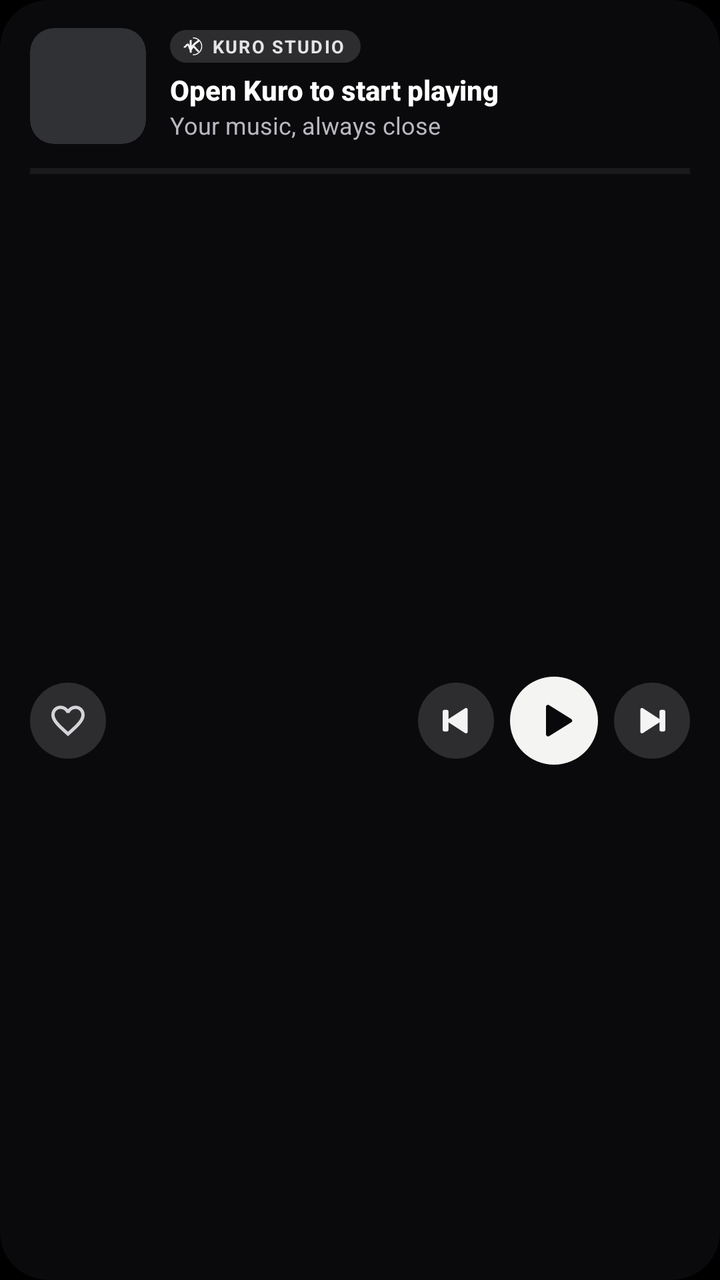
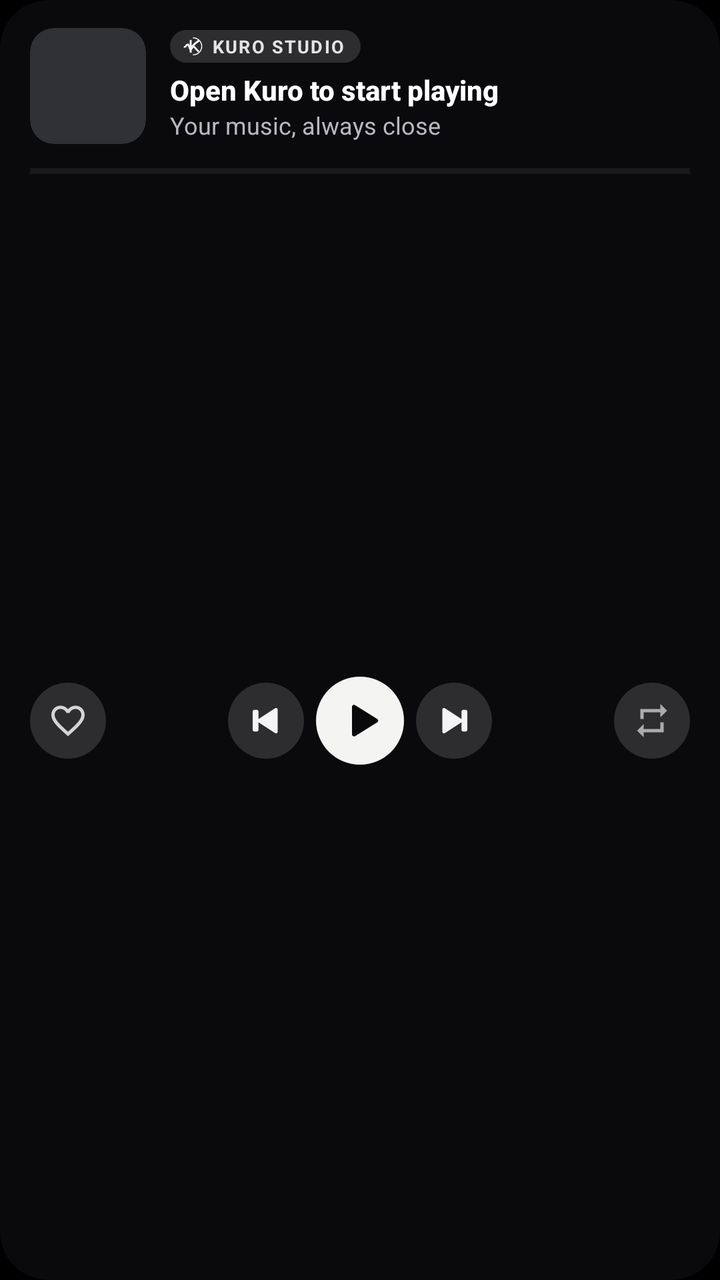

Screens rendered from an Android XML layout before and after an edit, with the pre-edit source and the edit as a unified diff.
<!-- AndroidManifest.xml: application theme Theme.Kuro -->
<!-- res/layout/widget_kuro_square.xml -->
<FrameLayout xmlns:android="http://schemas.android.com/apk/res/android"
    xmlns:tools="http://schemas.android.com/tools"
    android:id="@+id/widget_root"
    android:layout_width="match_parent"
    android:layout_height="match_parent"
    android:background="@drawable/widget_background"
    android:clipToOutline="true"
    tools:targetApi="s">

    <ImageView
        android:id="@+id/widget_bg_art"
        android:layout_width="match_parent"
        android:layout_height="match_parent"
        android:importantForAccessibility="no"
        android:scaleType="fitXY" />

    <LinearLayout
        android:layout_width="match_parent"
        android:layout_height="match_parent"
        android:orientation="vertical"
        android:paddingStart="15dp"
        android:paddingTop="14dp"
        android:paddingEnd="15dp"
        android:paddingBottom="14dp">

        <LinearLayout
            android:layout_width="match_parent"
            android:layout_height="wrap_content"
            android:gravity="center_vertical"
            android:orientation="horizontal">

            <ImageView
                android:id="@+id/widget_art"
                android:layout_width="58dp"
                android:layout_height="58dp"
                android:background="@drawable/widget_art_background"
                android:clipToOutline="true"
                android:contentDescription="@string/widget_artwork_desc"
                android:scaleType="centerCrop"
                tools:targetApi="s" />

            <LinearLayout
                android:layout_width="0dp"
                android:layout_height="wrap_content"
                android:layout_marginStart="12dp"
                android:layout_weight="1"
                android:orientation="vertical">

                <LinearLayout
                    android:layout_width="wrap_content"
                    android:layout_height="wrap_content"
                    android:background="@drawable/widget_chip_background"
                    android:gravity="center_vertical"
                    android:orientation="horizontal"
                    android:paddingStart="6dp"
                    android:paddingTop="2dp"
                    android:paddingEnd="8dp"
                    android:paddingBottom="2dp">

                    <ImageView
                        android:layout_width="11dp"
                        android:layout_height="11dp"
                        android:importantForAccessibility="no"
                        android:scaleType="fitCenter"
                        android:src="@drawable/ic_notification"
                        android:tint="#F4F4F5" />

                    <TextView
                        android:layout_width="wrap_content"
                        android:layout_height="wrap_content"
                        android:layout_marginStart="4dp"
                        android:letterSpacing="0.08"
                        android:text="KURO STUDIO"
                        android:textColor="#E4E4E7"
                        android:textSize="9sp"
                        android:textStyle="bold" />
                </LinearLayout>

                <TextView
                    android:id="@+id/widget_title"
                    android:layout_width="match_parent"
                    android:layout_height="wrap_content"
                    android:layout_marginTop="4dp"
                    android:ellipsize="end"
                    android:fontFamily="sans-serif-medium"
                    android:maxLines="1"
                    android:text="@string/widget_placeholder_title"
                    android:textColor="#FFFFFF"
                    android:textSize="14sp"
                    android:textStyle="bold" />

                <TextView
                    android:id="@+id/widget_artist"
                    android:layout_width="match_parent"
                    android:layout_height="wrap_content"
                    android:ellipsize="end"
                    android:maxLines="1"
                    android:text="@string/widget_placeholder_artist"
                    android:textColor="#B8B8C0"
                    android:textSize="12sp" />
            </LinearLayout>
        </LinearLayout>

        <ProgressBar
            android:id="@+id/widget_progress"
            style="?android:attr/progressBarStyleHorizontal"
            android:layout_width="match_parent"
            android:layout_height="3dp"
            android:layout_marginTop="12dp"
            android:indeterminate="false"
            android:max="1000"
            android:progress="0"
            android:progressBackgroundTint="#38FFFFFF"
            android:progressTint="#FFFFFF" />

        <LinearLayout
            android:layout_width="match_parent"
            android:layout_height="0dp"
            android:layout_marginTop="8dp"
            android:layout_weight="1"
            android:gravity="center_vertical"
            android:orientation="horizontal">

            <ImageView
                android:id="@+id/widget_favorite"
                android:layout_width="38dp"
                android:layout_height="38dp"
                android:background="@drawable/widget_chip_background"
                android:contentDescription="@string/widget_favorite_desc"
                android:padding="9dp"
                android:scaleType="centerInside"
                android:src="@drawable/ic_widget_heart_outline" />

            <TextView
                android:layout_width="0dp"
                android:layout_height="1dp"
                android:layout_weight="1" />

            <ImageView
                android:id="@+id/widget_previous"
                android:layout_width="38dp"
                android:layout_height="38dp"
                android:background="@drawable/widget_chip_background"
                android:contentDescription="@string/widget_previous_desc"
                android:padding="9dp"
                android:scaleType="centerInside"
                android:src="@drawable/ic_kuro_rewind"
                android:tint="#F4F4F5" />

            <ImageView
                android:id="@+id/widget_play"
                android:layout_width="44dp"
                android:layout_height="44dp"
                android:layout_marginStart="8dp"
                android:layout_marginEnd="8dp"
                android:background="@drawable/widget_play_background"
                android:contentDescription="@string/widget_play_desc"
                android:padding="10dp"
                android:scaleType="centerInside"
                android:src="@drawable/ic_kuro_play"
                android:tint="#09090B" />

            <ImageView
                android:id="@+id/widget_next"
                android:layout_width="38dp"
                android:layout_height="38dp"
                android:background="@drawable/widget_chip_background"
                android:contentDescription="@string/widget_next_desc"
                android:padding="9dp"
                android:scaleType="centerInside"
                android:src="@drawable/ic_kuro_fast_forward"
                android:tint="#F4F4F5" />
        </LinearLayout>
    </LinearLayout>
</FrameLayout>
<!-- resources referenced by this layout -->
<resources>
  <!-- drawable ic_kuro_fast_forward (drawable) -->
  <vector xmlns:android="http://schemas.android.com/apk/res/android"
      android:width="24dp"
      android:height="24dp"
      android:viewportWidth="24"
      android:viewportHeight="24">
      
      <path
          android:fillColor="#FFFFFFFF"
          android:pathData="M5,5.37v13.26c0,0.77 0.84,1.25 1.5,0.85l10.2,-6.63c0.63,-0.41 0.63,-1.29 0,-1.7L6.5,4.52C5.84,4.12 5,4.6 5,5.37z"/>
      <path
          android:fillColor="#FFFFFFFF"
          android:pathData="M17.5,5.5h1.5c0.55,0 1,0.45 1,1v11c0,0.55 -0.45,1 -1,1h-1.5c-0.55,0 -1,-0.45 -1,-1v-11c0,-0.55 0.45,-1 1,-1z"/>
  </vector>
  <!-- drawable ic_kuro_play (drawable) -->
  <vector xmlns:android="http://schemas.android.com/apk/res/android"
      android:width="24dp"
      android:height="24dp"
      android:viewportWidth="24"
      android:viewportHeight="24">
      <path
          android:fillColor="#FFFFFFFF"
          android:pathData="M8,5.14v13.72c0,0.79 0.86,1.28 1.54,0.87l11.08,-6.86c0.67,-0.41 0.67,-1.33 0,-1.74L9.54,4.27C8.86,3.86 8,4.35 8,5.14z"/>
  </vector>
  <!-- drawable ic_kuro_rewind (drawable) -->
  <vector xmlns:android="http://schemas.android.com/apk/res/android"
      android:width="24dp"
      android:height="24dp"
      android:viewportWidth="24"
      android:viewportHeight="24">
      
      <path
          android:fillColor="#FFFFFFFF"
          android:pathData="M5,5.5h1.5c0.55,0 1,0.45 1,1v11c0,0.55 -0.45,1 -1,1H5c-0.55,0 -1,-0.45 -1,-1v-11c0,-0.55 0.45,-1 1,-1z"/>
      <path
          android:fillColor="#FFFFFFFF"
          android:pathData="M19,5.37v13.26c0,0.77 -0.84,1.25 -1.5,0.85l-10.2,-6.63c-0.63,-0.41 -0.63,-1.29 0,-1.7l10.2,-6.63c0.66,-0.4 1.5,0.08 1.5,0.85z"/>
  </vector>
  <!-- drawable widget_art_background (drawable) -->
  <shape xmlns:android="http://schemas.android.com/apk/res/android" android:shape="rectangle">
      <solid android:color="#303135" />
      <corners android:radius="12dp" />
  </shape>
  <!-- drawable widget_background (drawable) -->
  <shape xmlns:android="http://schemas.android.com/apk/res/android" android:shape="rectangle">
      <solid android:color="#F40B0B0E" />
      <corners android:radius="24dp" />
  </shape>
  <!-- drawable widget_chip_background (drawable) -->
  <shape xmlns:android="http://schemas.android.com/apk/res/android" android:shape="rectangle">
      <solid android:color="#24FFFFFF" />
      <corners android:radius="999dp" />
  </shape>
  <!-- drawable widget_play_background (drawable) -->
  <shape xmlns:android="http://schemas.android.com/apk/res/android" android:shape="oval">
      <solid android:color="#F4F4F2" />
  </shape>
  <string name="widget_artwork_desc">Album artwork</string>
  <string name="widget_favorite_desc">Favorite track</string>
  <string name="widget_next_desc">Next track</string>
  <string name="widget_placeholder_artist">Your music, always close</string>
  <string name="widget_placeholder_title">Open Kuro to start playing</string>
  <string name="widget_play_desc">Play or pause</string>
  <string name="widget_previous_desc">Previous track</string>
  <style name="Theme.Kuro" parent="android:Theme.Material.NoActionBar">
          <item name="android:statusBarColor">@color/black</item>
          <item name="android:navigationBarColor">@color/black</item>
          <item name="android:windowBackground">@color/black</item>
      </style>
  <color name="black">#FF000000</color>
  <!-- unchanged entries left out for length: 2 -->
</resources>

<!-- the commit's change to res/layout/widget_kuro_square.xml (unified diff, before → after) -->
@@ -151,8 +151,8 @@
                 android:id="@+id/widget_play"
                 android:layout_width="44dp"
                 android:layout_height="44dp"
-                android:layout_marginStart="8dp"
-                android:layout_marginEnd="8dp"
+                android:layout_marginStart="6dp"
+                android:layout_marginEnd="6dp"
                 android:background="@drawable/widget_play_background"
                 android:contentDescription="@string/widget_play_desc"
                 android:padding="10dp"
@@ -170,6 +170,21 @@
                 android:scaleType="centerInside"
                 android:src="@drawable/ic_kuro_fast_forward"
                 android:tint="#F4F4F5" />
+
+            <TextView
+                android:layout_width="0dp"
+                android:layout_height="1dp"
+                android:layout_weight="1" />
+
+            <ImageView
+                android:id="@+id/widget_repeat"
+                android:layout_width="38dp"
+                android:layout_height="38dp"
+                android:background="@drawable/widget_chip_background"
+                android:contentDescription="@string/widget_repeat_desc"
+                android:padding="9dp"
+                android:scaleType="centerInside"
+                android:src="@drawable/ic_notif_repeat_off" />
         </LinearLayout>
     </LinearLayout>
 </FrameLayout>
<!-- resource entries referenced after the edit -->
@@ -38,6 +38,16 @@
           android:fillColor="#FFFFFFFF"
           android:pathData="M19,5.37v13.26c0,0.77 -0.84,1.25 -1.5,0.85l-10.2,-6.63c-0.63,-0.41 -0.63,-1.29 0,-1.7l10.2,-6.63c0.66,-0.4 1.5,0.08 1.5,0.85z"/>
   </vector>
+  <!-- drawable ic_notif_repeat_off (drawable) -->
+  <vector xmlns:android="http://schemas.android.com/apk/res/android"
+      android:width="24dp"
+      android:height="24dp"
+      android:viewportWidth="24"
+      android:viewportHeight="24">
+      <path
+          android:fillColor="#99FFFFFF"
+          android:pathData="M7,7h10v3l4,-4 -4,-4v3H5v6h2V7zM17,17H7v-3l-4,4 4,4v-3h12v-6h-2v4z" />
+  </vector>
   <!-- drawable widget_art_background (drawable) -->
   <shape xmlns:android="http://schemas.android.com/apk/res/android" android:shape="rectangle">
       <solid android:color="#303135" />
@@ -64,6 +74,7 @@
   <string name="widget_placeholder_title">Open Kuro to start playing</string>
   <string name="widget_play_desc">Play or pause</string>
   <string name="widget_previous_desc">Previous track</string>
+  <string name="widget_repeat_desc">Repeat mode</string>
   <style name="Theme.Kuro" parent="android:Theme.Material.NoActionBar">
           <item name="android:statusBarColor">@color/black</item>
           <item name="android:navigationBarColor">@color/black</item>
